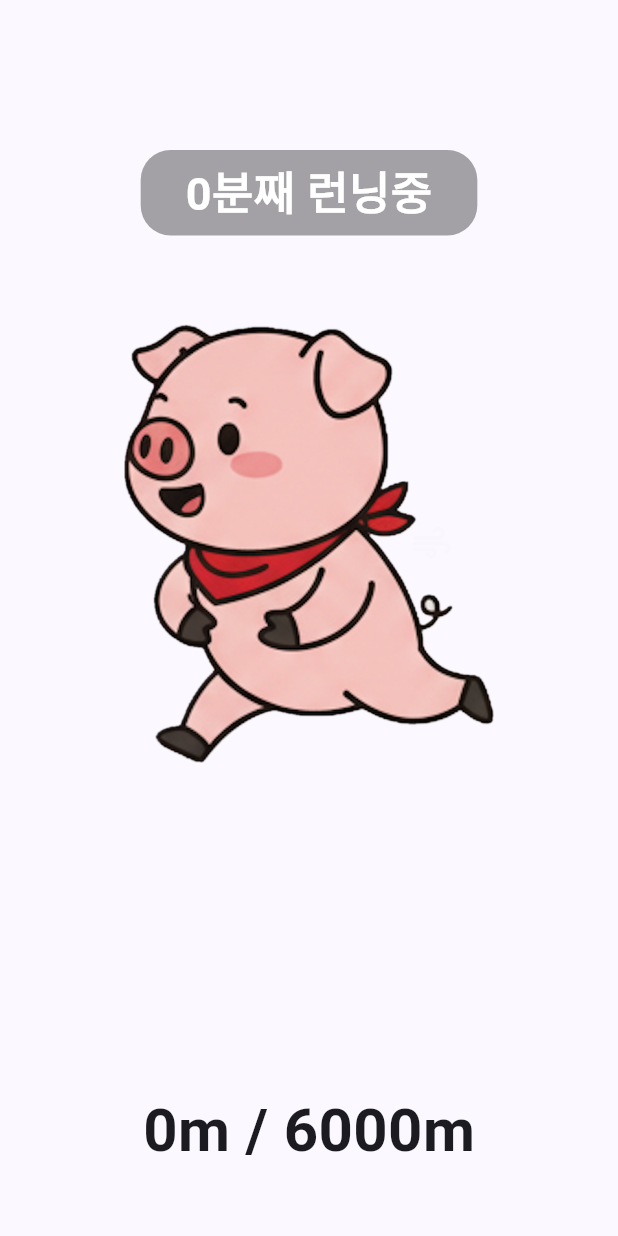
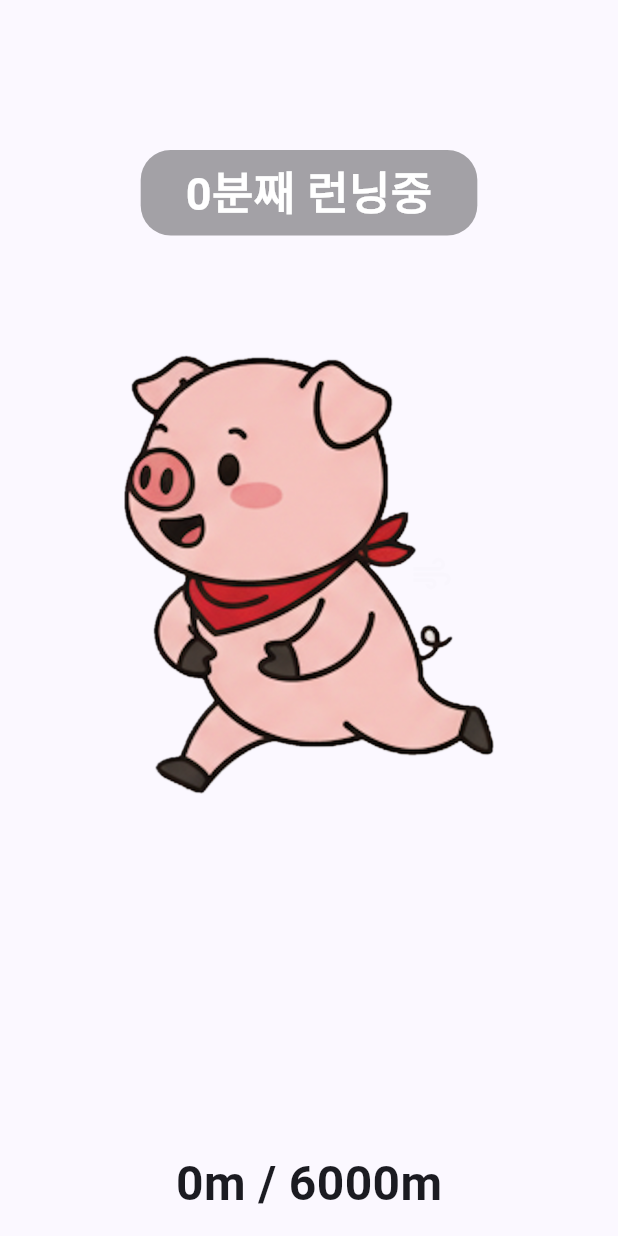
Before and after one commit to SonMyeongJin/Flutter_RunTungTung, a Flutter app: the RunScreen screen opened directly, on a phone screen of 412 x 824 dp. Run offline on Flutter 3.47's test engine with Material 3 defaults, Android fonts, the light colour scheme and no system bars; our stand-ins replace geolocator.

Commit message:
버그 수정

```diff
--- a/lib/run.dart
+++ b/lib/run.dart
@@ -109,7 +109,8 @@ class _RunScreenState extends State<RunScreen> with SingleTickerProviderStateMix
       body: Column(
         children: [
           Expanded(
-            child: Center(
+            child: Align(
+              alignment: Alignment.bottomCenter,
               child: FractionallySizedBox(
                 widthFactor: baseWidthFactor,
                 child: Stack(
@@ -187,16 +188,16 @@ class _RunScreenState extends State<RunScreen> with SingleTickerProviderStateMix
             ),
           ),
           Padding(
-            padding: const EdgeInsets.only(bottom: 30),
+            padding: const EdgeInsets.only(bottom: 8),
             child: Text(
               '${_distanceMeters.toStringAsFixed(0)}m / ${_goalMeters}m',
               style: const TextStyle(
-                fontSize: 40,
+                fontSize: 32,
                 fontWeight: FontWeight.w700,
               ),
             ),
           ),
-          const SafeArea(child: SizedBox(height: 12)),
+          const SafeArea(child: SizedBox(height: 4)),
         ],
       ),
     );
```
